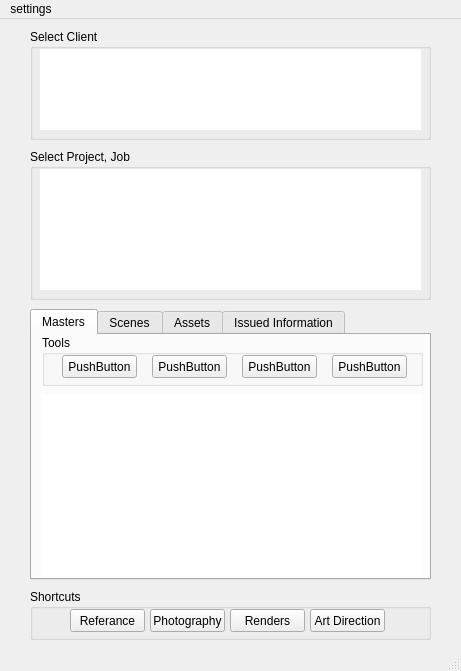
Old version of the form po/main.ui in the repository najar1412/po.
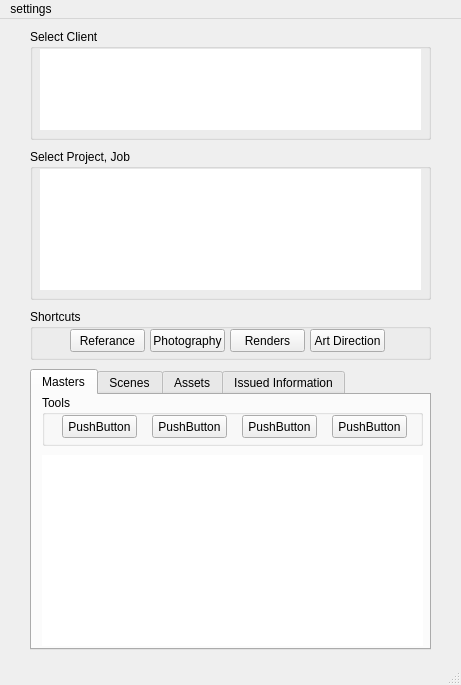
New version of the form. The open tabs and pages were chosen to show the change.

What changed in the file:
```diff
--- a/po/main.ui
+++ b/po/main.ui
@@ -7,7 +7,7 @@
     <x>0</x>
     <y>0</y>
     <width>461</width>
-    <height>671</height>
+    <height>685</height>
    </rect>
   </property>
   <property name="windowTitle">
@@ -18,9 +18,9 @@
     <property name="geometry">
      <rect>
       <x>30</x>
-      <y>290</y>
+      <y>350</y>
       <width>401</width>
-      <height>271</height>
+      <height>281</height>
      </rect>
     </property>
     <property name="currentIndex">
@@ -101,7 +101,7 @@
         <x>10</x>
         <y>60</y>
         <width>381</width>
-        <height>181</height>
+        <height>191</height>
        </rect>
       </property>
       <property name="frameShape">
@@ -296,7 +296,7 @@
     <property name="geometry">
      <rect>
       <x>30</x>
-      <y>570</y>
+      <y>290</y>
       <width>401</width>
       <height>51</height>
      </rect>
```
Left out of the diff: 2 changed lines with no effect on the pictures.
